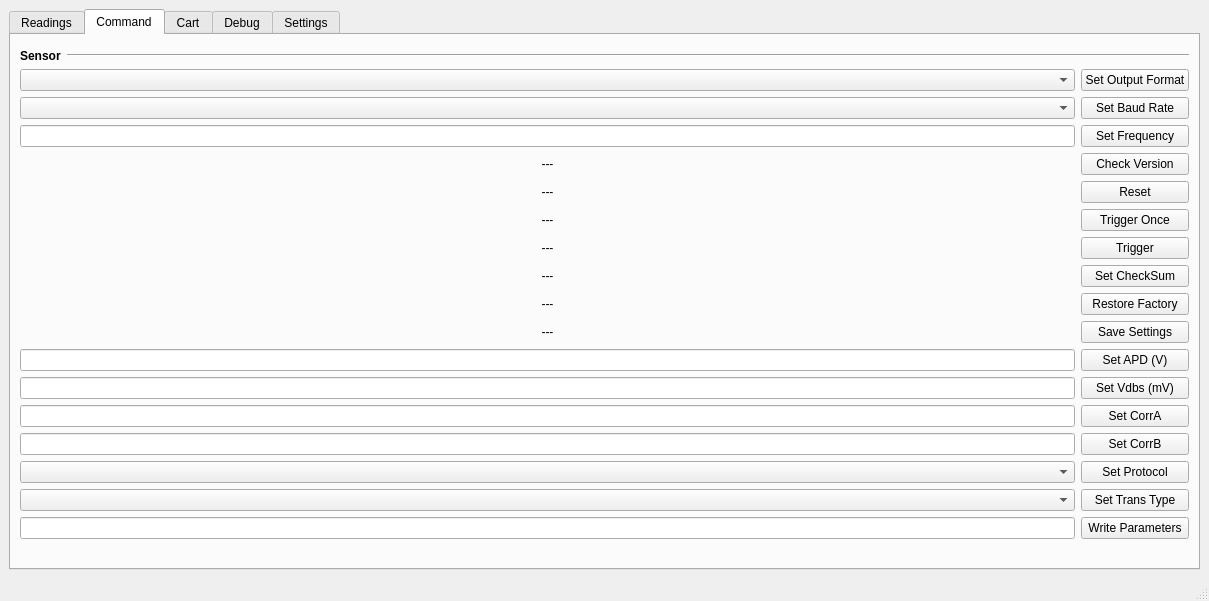
This is tf03_test/main_window.ui in codincodee/tf0x_dev as Qt 5 draws it before an edit. The edited form follows.
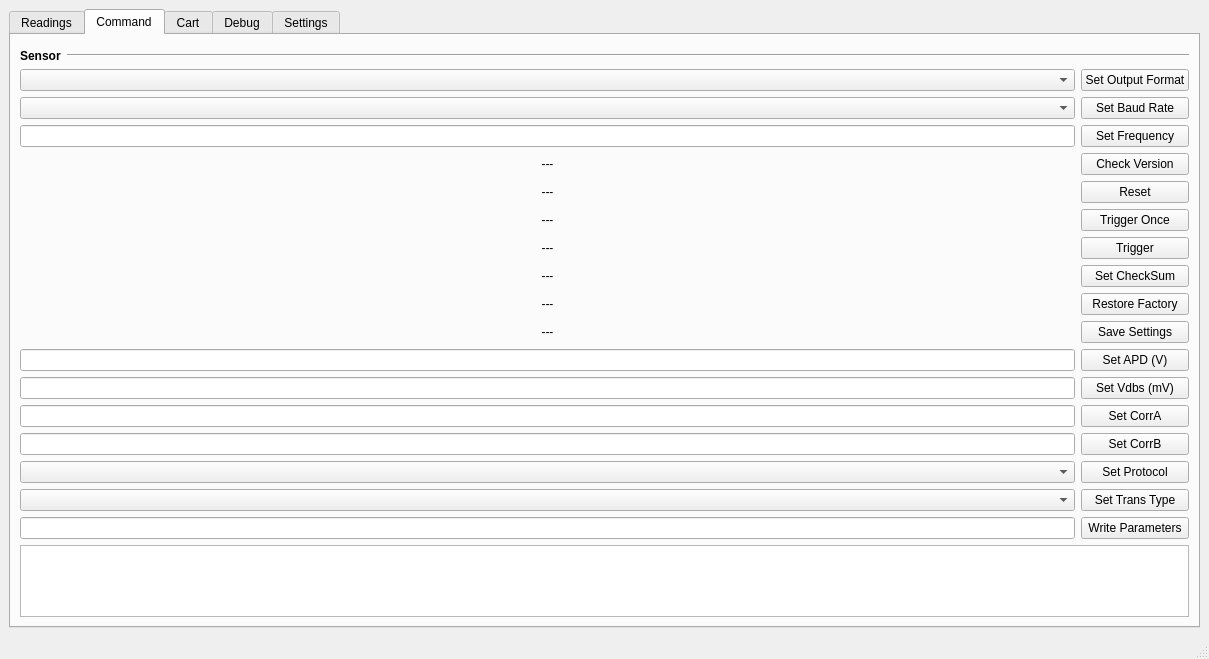
This is the edited form.

The edit to the form file:
```diff
--- a/tf03_test/main_window.ui
+++ b/tf03_test/main_window.ui
@@ -1022,6 +1022,9 @@
             </item>
            </layout>
           </item>
+          <item>
+           <widget class="QPlainTextEdit" name="CommandPageEchoPlainTextEdit"/>
+          </item>
           <item>
            <spacer name="verticalSpacer_4">
             <property name="orientation">
```
